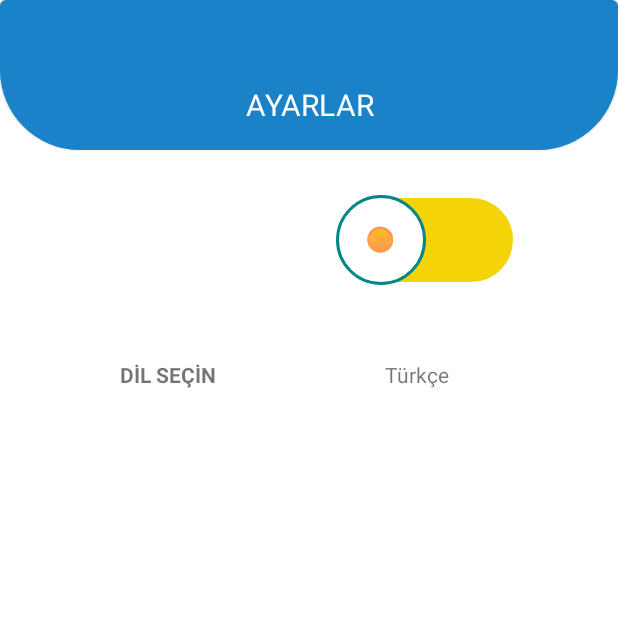
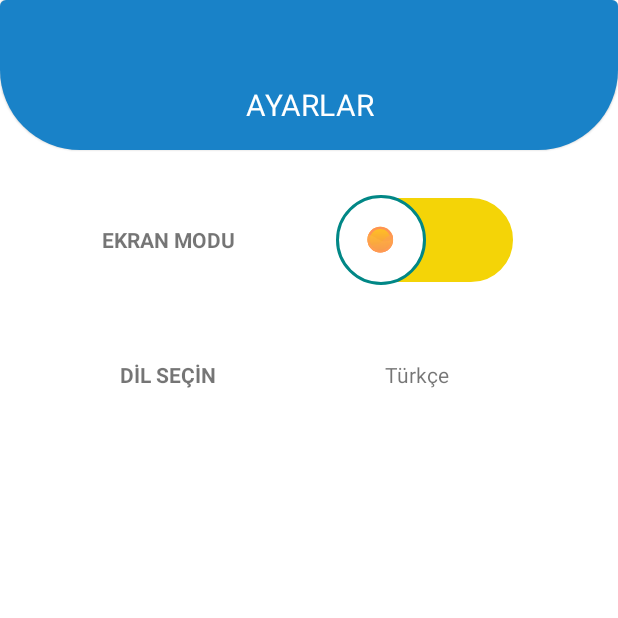
Before and after one commit to edoo37/Yapacaklarim, an Android app: the SettingsFragment screen opened through its navigation route, on a phone screen of 412 x 824 dp, the top half of it. Run offline under Robolectric (Android 15) with nearby library versions, the phone set to English and light mode, and no system bars; our stand-ins replace Dagger/Hilt's generated code; libraries missing offline, so code that uses them is left out: com.orhanobut.hawk; 11 statements that could not run were skipped.

Commit message:
UI FIXES

```diff
--- a/app/src/main/res/layout/fragment_settings.xml
+++ b/app/src/main/res/layout/fragment_settings.xml
@@ -46,7 +46,7 @@
        android:layout_marginTop="50dp"
        app:layout_constraintEnd_toStartOf="@+id/button"
        app:layout_constraintStart_toStartOf="parent"
-       app:layout_constraintTop_toTopOf="parent" />
+       app:layout_constraintTop_toBottomOf="@id/card" />
 
    <androidx.appcompat.widget.AppCompatTextView
        android:id="@+id/tv_language"
```
